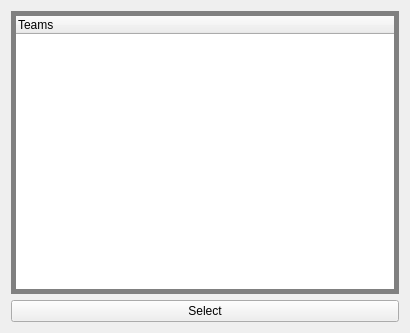
The window that uiFiles/filter.ui (ghorik78/serverGui) describes before a commit, drawn with Qt 5.
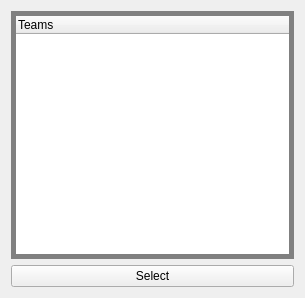
The same window after the commit.

```diff
--- a/uiFiles/filter.ui
+++ b/uiFiles/filter.ui
@@ -6,8 +6,8 @@
    <rect>
     <x>0</x>
     <y>0</y>
-    <width>410</width>
-    <height>333</height>
+    <width>305</width>
+    <height>298</height>
    </rect>
   </property>
   <property name="windowTitle">
```
